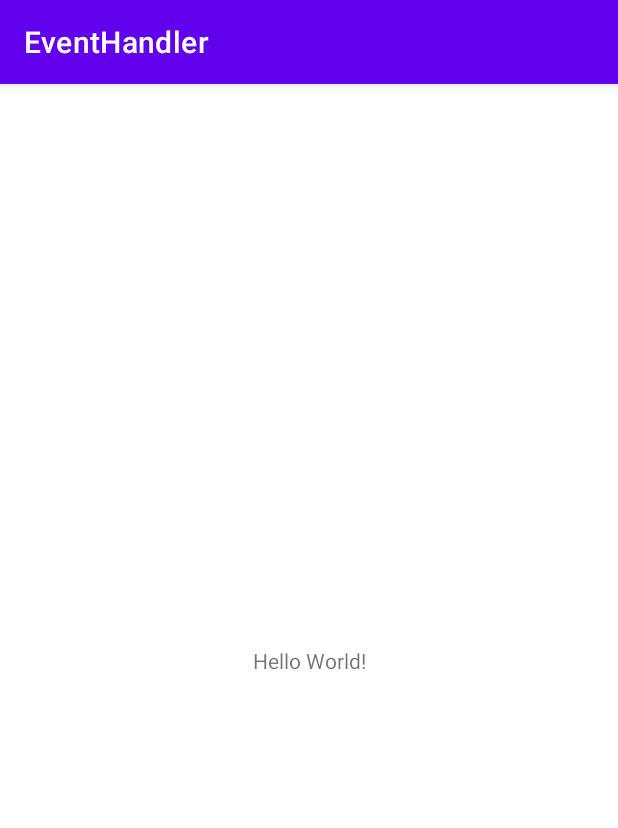
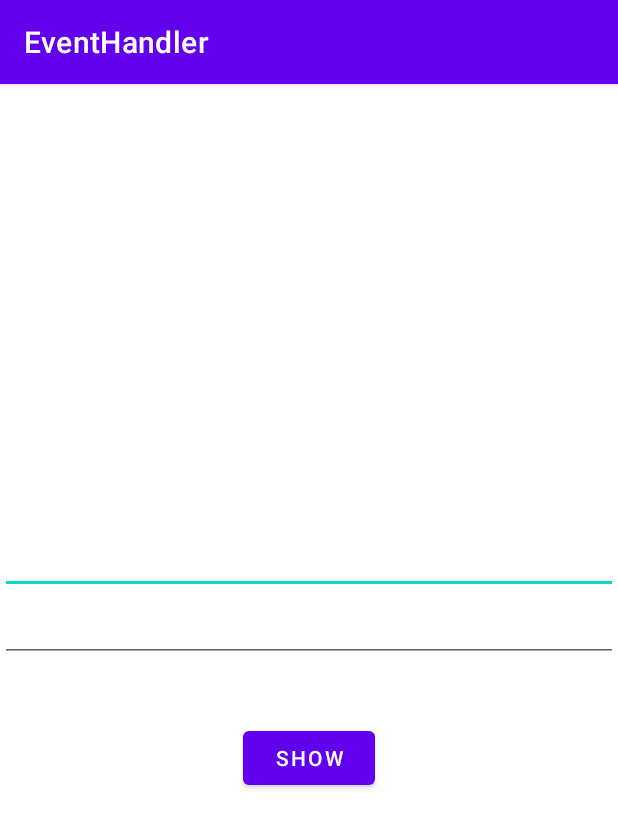
Before and after one commit to DucTrung1802/Android, an Android app: the screen it shows after launch (MainActivity), on a phone screen of 412 x 824 dp. Shown: the top 828 px of the screen. Run offline under Robolectric (Android 15) with nearby library versions, the phone set to English and light mode, and no system bars.

Commit message:
#5 working on EventHandler project

```diff
--- a/Projects/EventHandler/app/src/main/java/com/example/eventhandler/MainActivity.java
+++ b/Projects/EventHandler/app/src/main/java/com/example/eventhandler/MainActivity.java
@@ -1,14 +1,39 @@
 package com.example.eventhandler;
+
+import android.os.Bundle;
+import android.view.View;
+import android.widget.Button;
+import android.widget.EditText;
+import android.widget.Toast;
 
 import androidx.appcompat.app.AppCompatActivity;
 
-import android.os.Bundle;
+public class MainActivity extends AppCompatActivity {
 
-public class MainActivity extends AppCompatActivity {
+    // Bước 1: Khai báo biến đối tượng muốn xử lý logic
+    // Bước 2: Mapping đối tượng vừa khai báo đến thằng thư mục layout thông qua method findViewById()
+    // Bước 3:
+    EditText edtName;
+    EditText edtAge;
+    Button btnShow;
 
     @Override
     protected void onCreate(Bundle savedInstanceState) {
         super.onCreate(savedInstanceState);
         setContentView(R.layout.activity_main);
+
+        edtName = findViewById(R.id.edt_name);
+        edtAge = findViewById(R.id.edt_age);
+        btnShow = findViewById(R.id.btn_show);
+
+        btnShow.setOnClickListener(new View.OnClickListener() {
+            @Override
+            public void onClick(View view) {
+                String name = edtName.getText().toString().trim();
+                String age = edtAge.getText().toString().trim();
+
+                Toast.makeText(getApplicationContext(), name + " " + age, Toast.LENGTH_SHORT).show();
+            }
+        });
     }
 }
--- a/Projects/EventHandler/app/src/main/res/layout/activity_main.xml
+++ b/Projects/EventHandler/app/src/main/res/layout/activity_main.xml
@@ -1,18 +1,27 @@
 <?xml version="1.0" encoding="utf-8"?>
-<androidx.constraintlayout.widget.ConstraintLayout xmlns:android="http://schemas.android.com/apk/res/android"
-    xmlns:app="http://schemas.android.com/apk/res-auto"
+<LinearLayout xmlns:android="http://schemas.android.com/apk/res/android"
     xmlns:tools="http://schemas.android.com/tools"
+    android:id="@+id/layout"
     android:layout_width="match_parent"
     android:layout_height="match_parent"
+    android:gravity="center"
+    android:orientation="vertical"
     tools:context=".MainActivity">
 
-    <TextView
+    <EditText
+        android:id="@+id/edt_name"
+        android:layout_width="match_parent"
+        android:layout_height="wrap_content"></EditText>
+
+    <EditText
+        android:id="@+id/edt_age"
+        android:layout_width="match_parent"
+        android:layout_height="wrap_content"></EditText>
+
+    <Button
+        android:id="@+id/btn_show"
         android:layout_width="wrap_content"
         android:layout_height="wrap_content"
-        android:text="Hello World!"
-        app:layout_constraintBottom_toBottomOf="parent"
-        app:layout_constraintLeft_toLeftOf="parent"
-        app:layout_constraintRight_toRightOf="parent"
-        app:layout_constraintTop_toTopOf="parent" />
-
-</androidx.constraintlayout.widget.ConstraintLayout>
+        android:layout_marginTop="40dp"
+        android:text="Show"></Button>
+</LinearLayout>
```
